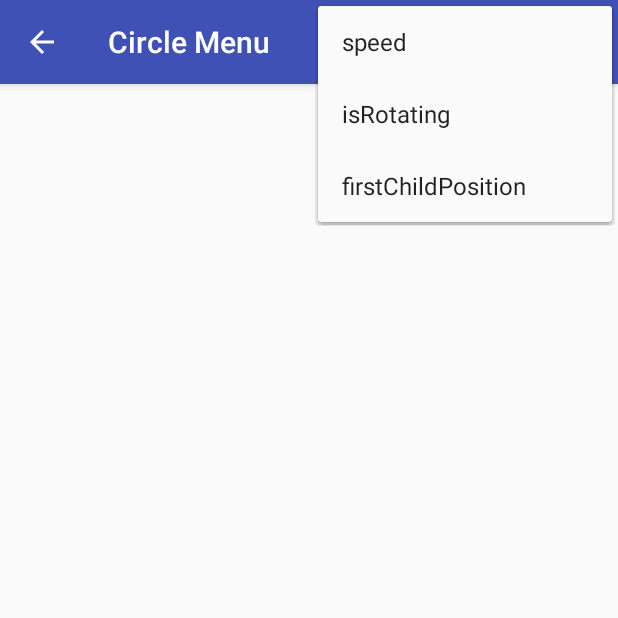
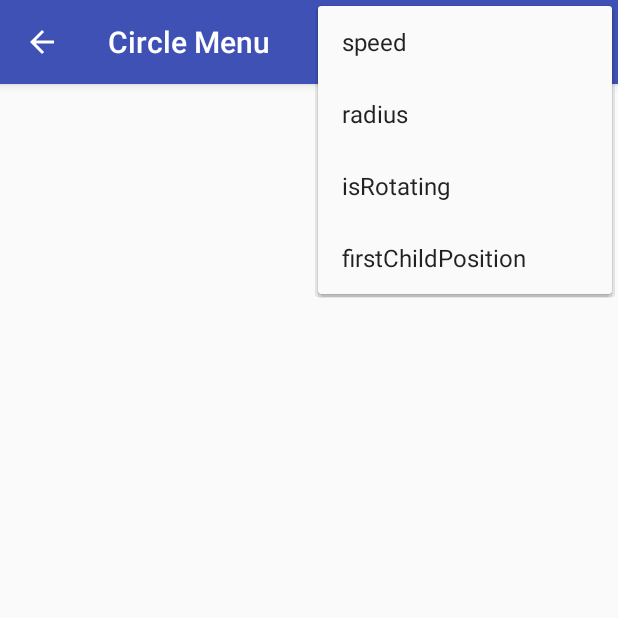
Before and after one commit to szugyi/Android-CircleMenu, an Android app: the SampleDynamicActivity screen opened directly, with no data from a screen before it, with the options menu open, on a phone screen of 412 x 824 dp, the top half of it. Run offline under Robolectric (Android 15) with nearby library versions, the phone set to English and light mode, and no system bars; our stand-ins replace CircleImageView; 8 statements that could not run were skipped.

Commit message:
Radius attribute added

```diff
--- a/circlemenu/src/main/res/values/attrs.xml
+++ b/circlemenu/src/main/res/values/attrs.xml
@@ -16,6 +16,7 @@
 <resources>
     <declare-styleable name="CircleLayout">
         <attr name="isRotating" format="boolean" />
+        <attr name="radius" format="dimension" />
         <attr name="speed" format="integer" />
         <attr name="firstChildPosition">
             <enum name="East" value="0" />
--- a/gradle.properties
+++ b/gradle.properties
@@ -17,8 +17,8 @@
 # http://www.gradle.org/docs/current/userguide/multi_project_builds.html#sec:decoupled_projects
 # org.gradle.parallel=true
 
-VERSION_NAME=1.1.2
-VERSION_CODE=4
+VERSION_NAME=2.0.0
+VERSION_CODE=5
 GROUP=com.github.szugyi
 
 POM_DESCRIPTION=CircleMenu is a custom ViewGroup for Android apps which places its children on a circle, and makes them rotatable.
--- a/sample/src/main/res/layout/dialog_speed.xml
+++ b/sample/src/main/res/layout/dialog_seek.xml
@@ -5,7 +5,7 @@
     android:orientation="vertical">
 
     <SeekBar
-        android:id="@+id/speed_seekBar"
+        android:id="@+id/seekBar"
         android:max="99"
         android:layout_width="match_parent"
         android:layout_height="wrap_content" />
@@ -14,5 +14,7 @@
         android:id="@+id/value_textView"
         android:layout_width="match_parent"
         android:layout_height="wrap_content"
+        android:paddingLeft="8dp"
+        android:paddingRight="8dp"
         android:textAppearance="?android:attr/textAppearanceSmall" />
 </LinearLayout>
--- a/sample/src/main/res/layout/sample_attributes.xml
+++ b/sample/src/main/res/layout/sample_attributes.xml
@@ -37,6 +37,7 @@
         android:layout_gravity="center_horizontal"
         circle:firstChildPosition="East"
         circle:isRotating="true"
+        circle:radius="80dp"
         circle:speed="10">
 
         <include layout="@layout/menu_items" />
--- a/sample/src/main/res/menu/menu_dynamic_attributes.xml
+++ b/sample/src/main/res/menu/menu_dynamic_attributes.xml
@@ -4,6 +4,10 @@
     <item
         android:id="@+id/menu_speed"
         android:title="@string/speed"
+        app:showAsAction="never" />
+    <item
+        android:id="@+id/menu_radius"
+        android:title="@string/radius"
         app:showAsAction="never" />
     <item
         android:id="@+id/menu_isRotating"
--- a/sample/src/main/res/values/strings.xml
+++ b/sample/src/main/res/values/strings.xml
@@ -39,11 +39,14 @@
     <string name="button_remove">Remove child</string>
     <!-- Menu items -->
     <string name="speed">speed</string>
+    <string name="radius">radius</string>
     <string name="is_rotating">isRotating</string>
     <string name="first_child_position">firstChildPosition</string>
     <!-- Dialog -->
     <string name="dialog_speed">Set speed attribute</string>
-    <string name="dialog_speed_value">value: %d</string>
+    <string name="dialog_speed_value">speed: %d</string>
+    <string name="dialog_radius">Set radius attribute</string>
+    <string name="dialog_radius_value">radius: %ddp</string>
     <string name="dialog_is_rotating">Set isRotating attribute</string>
     <string name="dialog_first_child_position">Set the firstChildPosition attribute</string>
     <!-- Toasts -->
```
Also changed, not shown: circlemenu/src/main/java/com/szugyi/circlemenu/view/CircleLayout.java (+18 -4 lines), sample/src/main/java/com/szugyi/circlemenusample/SampleDynamicActivity.java (+54 -2 lines), 1 other file.
